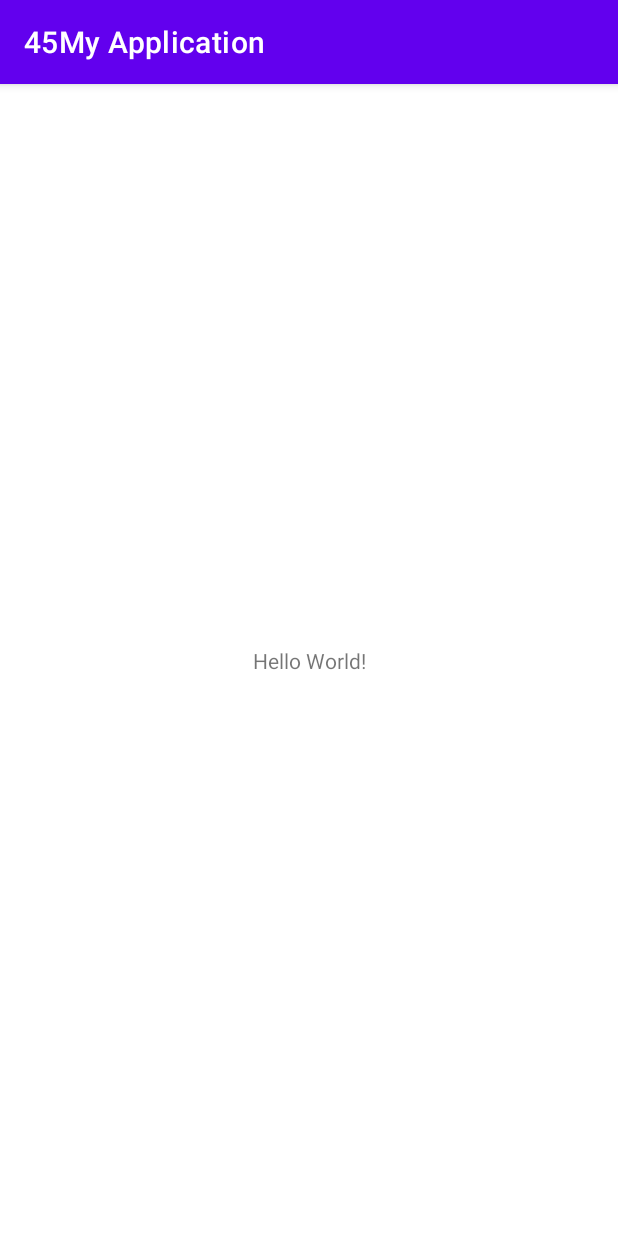
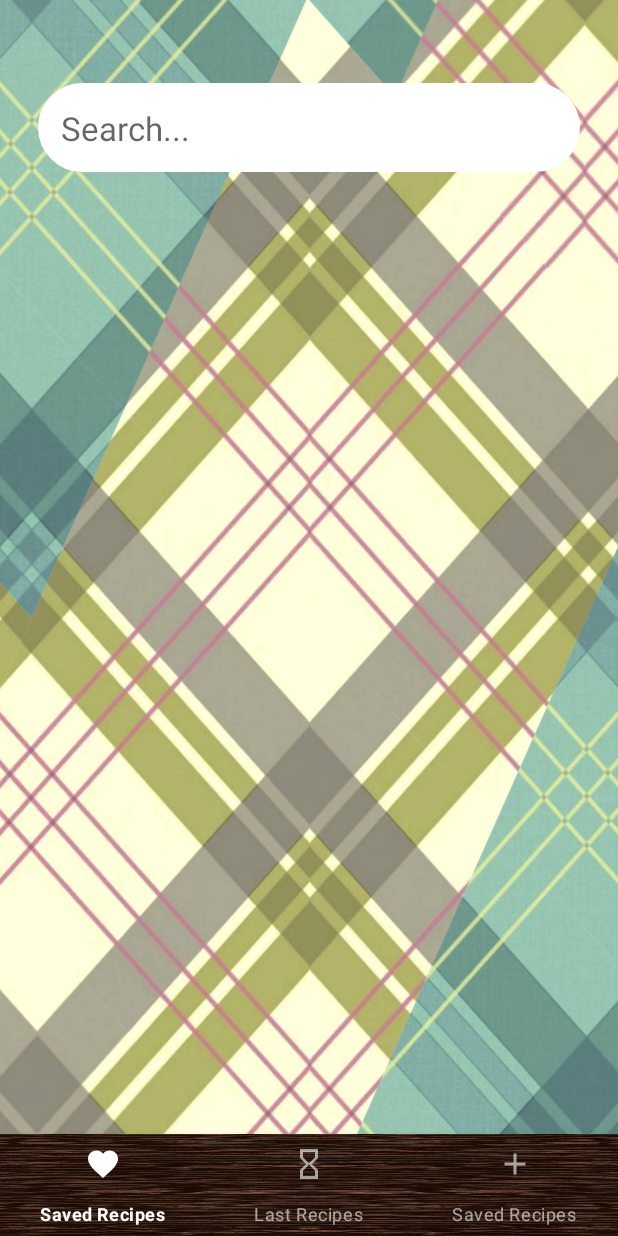
Before and after one commit to VladFediuk2404/45MyApplication, an Android app: the screen it shows after launch (MainActivity), on a phone screen of 412 x 824 dp. Run offline under Robolectric (Android 15) with nearby library versions, the phone set to English and light mode, and no system bars; our stand-ins replace Dagger/Hilt's generated code.

```diff
--- a/app/src/main/AndroidManifest.xml
+++ b/app/src/main/AndroidManifest.xml
@@ -1,6 +1,8 @@
 <?xml version="1.0" encoding="utf-8"?>
 <manifest xmlns:android="http://schemas.android.com/apk/res/android"
     xmlns:tools="http://schemas.android.com/tools">
+
+    <uses-permission android:name="android.permission.INTERNET"/>
 
     <application
         android:name="com.example.a45myapplication.MealApplication"
@@ -12,11 +14,12 @@
         android:label="@string/app_name"
         android:roundIcon="@mipmap/ic_launcher_round"
         android:supportsRtl="true"
-        android:theme="@style/Theme.45MyApplication"
+        android:theme="@style/AppTheme"
         tools:targetApi="31">
         <activity
             android:name="com.example.a45myapplication.presentation.MainActivity"
-            android:exported="true">
+            android:exported="true"
+            >
             <intent-filter>
                 <action android:name="android.intent.action.MAIN" />
 
--- a/app/src/main/java/com/example/a45myapplication/MealApplication.kt
+++ b/app/src/main/java/com/example/a45myapplication/MealApplication.kt
@@ -1,8 +1,13 @@
 package com.example.a45myapplication
 
 import android.app.Application
+import com.example.a45myapplication.databinding.ActivityMainBinding
 import dagger.hilt.android.HiltAndroidApp
 
 @HiltAndroidApp
-class MealApplication : Application() {
+class MealApplication : Application(){
+    override fun onCreate() {
+        super.onCreate()
+
+    }
 }
--- /dev/null
+++ b/app/src/main/java/com/example/a45myapplication/common/Extensions.kt
@@ -0,0 +1,16 @@
+package com.example.a45myapplication.common
+
+import androidx.fragment.app.Fragment
+import androidx.lifecycle.Lifecycle
+import androidx.lifecycle.lifecycleScope
+import androidx.lifecycle.repeatOnLifecycle
+import kotlinx.coroutines.flow.Flow
+import kotlinx.coroutines.launch
+
+fun <T> Fragment.collectLifecycleFlow(flow: Flow<T>, collect: suspend (T) -> Unit) {
+    viewLifecycleOwner.lifecycleScope.launch {
+        repeatOnLifecycle(Lifecycle.State.STARTED) {
+            flow.collect(collect)
+        }
+    }
+}
--- a/app/src/main/java/com/example/a45myapplication/presentation/MainActivity.kt
+++ b/app/src/main/java/com/example/a45myapplication/presentation/MainActivity.kt
@@ -3,7 +3,9 @@ package com.example.a45myapplication.presentation
 import androidx.appcompat.app.AppCompatActivity
 import android.os.Bundle
 import com.example.a45myapplication.databinding.ActivityMainBinding
+import dagger.hilt.android.AndroidEntryPoint
 
+@AndroidEntryPoint
 class MainActivity : AppCompatActivity() {
 
     private var _binding: ActivityMainBinding? = null
--- a/app/src/main/java/com/example/a45myapplication/presentation/coin_list/fragment/MealFragment.kt
+++ b/app/src/main/java/com/example/a45myapplication/presentation/coin_list/fragment/MealFragment.kt
@@ -6,6 +6,8 @@ import android.view.LayoutInflater
 import android.view.View
 import android.view.ViewGroup
 import androidx.fragment.app.viewModels
+import com.example.a45myapplication.common.Resource
+import com.example.a45myapplication.common.collectLifecycleFlow
 import com.example.a45myapplication.databinding.FragmentMealBinding
 import com.example.a45myapplication.presentation.coin_list.MealListViewModel
 import dagger.hilt.android.AndroidEntryPoint
@@ -29,10 +31,24 @@ class MealFragment : Fragment() {
 
     override fun onViewCreated(view: View, savedInstanceState: Bundle?) {
         super.onViewCreated(view, savedInstanceState)
+        observerGetMeals()
 
-        // todo тут код писать
 
     }
+    private fun observerGetMeals(){
+        collectLifecycleFlow(viewModel.getMealsResult) {
+            when(it) {
+                is Resource.Success ->  {
+                }
+
+                is Resource.Error ->  {
+                }
+                is Resource.Loading ->  {
+                }
+            }
+        }
+    }
+
 
     override fun onDestroyView() {
         super.onDestroyView()
--- /dev/null
+++ b/app/src/main/res/drawable/ic_baseline_add_24.xml
@@ -0,0 +1,5 @@
+<vector android:height="24dp" android:tint="#FFE4CD"
+    android:viewportHeight="24" android:viewportWidth="24"
+    android:width="24dp" xmlns:android="http://schemas.android.com/apk/res/android">
+    <path android:fillColor="@android:color/white" android:pathData="M19,13h-6v6h-2v-6H5v-2h6V5h2v6h6v2z"/>
+</vector>
--- /dev/null
+++ b/app/src/main/res/drawable/ic_baseline_favorite_24.xml
@@ -0,0 +1,5 @@
+<vector android:height="24dp" android:tint="#FFE4CD"
+    android:viewportHeight="24" android:viewportWidth="24"
+    android:width="24dp" xmlns:android="http://schemas.android.com/apk/res/android">
+    <path android:fillColor="@android:color/white" android:pathData="M12,21.35l-1.45,-1.32C5.4,15.36 2,12.28 2,8.5 2,5.42 4.42,3 7.5,3c1.74,0 3.41,0.81 4.5,2.09C13.09,3.81 14.76,3 16.5,3 19.58,3 22,5.42 22,8.5c0,3.78 -3.4,6.86 -8.55,11.54L12,21.35z"/>
+</vector>
--- /dev/null
+++ b/app/src/main/res/drawable/ic_baseline_hourglass_empty_24.xml
@@ -0,0 +1,5 @@
+<vector android:height="24dp" android:tint="#FFE4CD"
+    android:viewportHeight="24" android:viewportWidth="24"
+    android:width="24dp" xmlns:android="http://schemas.android.com/apk/res/android">
+    <path android:fillColor="@android:color/white" android:pathData="M6,2v6h0.01L6,8.01 10,12l-4,4 0.01,0.01L6,16.01L6,22h12v-5.99h-0.01L18,16l-4,-4 4,-3.99 -0.01,-0.01L18,8L18,2L6,2zM16,16.5L16,20L8,20v-3.5l4,-4 4,4zM12,11.5l-4,-4L8,4h8v3.5l-4,4z"/>
+</vector>
--- /dev/null
+++ b/app/src/main/res/drawable/rounded_corner.xml
@@ -0,0 +1,16 @@
+<?xml version="1.0" encoding="utf-8"?>
+<shape xmlns:android="http://schemas.android.com/apk/res/android" >
+    <stroke
+        android:width="50dp"
+        android:color="@color/white" />
+
+    <solid android:color="#ffffff" />
+
+    <padding
+        android:left="1dp"
+        android:right="1dp"
+        android:bottom="1dp"
+        android:top="1dp" />
+
+    <corners android:radius="5dp" />
+</shape>
--- a/app/src/main/res/layout/activity_main.xml
+++ b/app/src/main/res/layout/activity_main.xml
@@ -4,15 +4,32 @@
     xmlns:tools="http://schemas.android.com/tools"
     android:layout_width="match_parent"
     android:layout_height="match_parent"
-    tools:context=".MainActivity">
+    tools:context="presentation.MainActivity">
 
-    <TextView
-        android:layout_width="wrap_content"
-        android:layout_height="wrap_content"
-        android:text="Hello World!"
+    <androidx.fragment.app.FragmentContainerView
+        android:id="@+id/nav_host_fragment"
+        android:name="androidx.navigation.fragment.NavHostFragment"
+        android:layout_width="0dp"
+        android:layout_height="0dp"
+        app:defaultNavHost="true"
+        app:layout_constraintBottom_toBottomOf="parent"
+        app:layout_constraintLeft_toLeftOf="parent"
+        app:layout_constraintRight_toRightOf="parent"
+        app:layout_constraintTop_toTopOf="parent"
+        app:navGraph="@navigation/nav_graph"
+        />
+
+    <com.google.android.material.bottomnavigation.BottomNavigationView
+        android:id="@+id/bottomNav"
+        style="@style/Widget.MaterialComponents.BottomNavigationView.PrimarySurface"
+        android:layout_width="match_parent"
+        android:layout_height="68dp"
+        android:layout_gravity="bottom"
+        android:background="@drawable/aboba3"
+        android:scrollIndicators="left"
         app:layout_constraintBottom_toBottomOf="parent"
         app:layout_constraintEnd_toEndOf="parent"
+        app:layout_constraintHorizontal_bias="0.0"
         app:layout_constraintStart_toStartOf="parent"
-        app:layout_constraintTop_toTopOf="parent" />
-
+        app:menu="@menu/bottom_navigation_menu" />
 </androidx.constraintlayout.widget.ConstraintLayout>
--- a/app/src/main/res/layout/fragment_meal.xml
+++ b/app/src/main/res/layout/fragment_meal.xml
@@ -3,12 +3,32 @@
     xmlns:tools="http://schemas.android.com/tools"
     android:layout_width="match_parent"
     android:layout_height="match_parent"
+    android:background="@drawable/voshischaysya"
     tools:context=".presentation.coin_list.fragment.MealFragment">
+    <include
+        android:id="@+id/no_orders_layout"
+        layout="@layout/no_orders_layout"
+    />
 
-    <!-- TODO: Update blank fragment layout -->
-    <TextView
+
+    <EditText
+        android:id="@+id/editTextTextPersonName"
+        android:ems="5"
         android:layout_width="match_parent"
-        android:layout_height="match_parent"
-        android:text="@string/hello_blank_fragment" />
+        android:layout_height="59dp"
+        android:layout_marginLeft="25dp"
+        android:layout_marginTop="55dp"
+        android:layout_marginRight="25dp"
+        android:background="@drawable/rounded_corner"
+        android:scaleType="center"
+        android:paddingLeft="15dp"
+        android:paddingStart="15dp"
+        android:paddingTop="1dp"
+        android:hint="Search..."
+        android:text=""
+        android:textAlignment="textStart"
+        android:textSize="22dp"
+        android:textColor="@color/black"/>
+
 
 </FrameLayout>
--- /dev/null
+++ b/app/src/main/res/layout/no_orders_layout.xml
@@ -0,0 +1,26 @@
+<?xml version="1.0" encoding="utf-8"?>
+<androidx.constraintlayout.widget.ConstraintLayout xmlns:android="http://schemas.android.com/apk/res/android"
+    xmlns:app="http://schemas.android.com/apk/res-auto"
+    xmlns:tools="http://schemas.android.com/tools"
+    android:id="@+id/bottomSheet"
+    android:layout_width="match_parent"
+    android:layout_height="wrap_content"
+    android:layout_gravity="bottom"
+    android:background="#024c87"
+    android:backgroundTint="#7487C7"
+    android:paddingBottom="32dp"
+    app:behavior_hideable="true"
+    app:behavior_peekHeight="16dp"
+    app:layout_behavior="com.google.android.material.bottomsheet.BottomSheetBehavior"
+    app:layout_constraintTop_toBottomOf="@id/bottomSheet">
+
+
+    <TextView
+        android:id="@+id/textView4"
+        android:layout_width="wrap_content"
+        android:layout_height="wrap_content"
+        android:text="TextView"
+        app:layout_constraintBottom_toBottomOf="parent"
+        />
+
+</androidx.constraintlayout.widget.ConstraintLayout>
--- /dev/null
+++ b/app/src/main/res/menu/bottom_navigation_menu.xml
@@ -0,0 +1,15 @@
+<?xml version="1.0" encoding="utf-8"?>
+<menu xmlns:android="http://schemas.android.com/apk/res/android">
+<item
+    android:id="@+id/saved_recipes"
+    android:title="Saved Recipes"
+    android:icon="@drawable/ic_baseline_favorite_24"/>
+    <item
+        android:id="@+id/last_recipes"
+        android:title="Last Recipes"
+        android:icon="@drawable/ic_baseline_hourglass_empty_24"/>
+    <item
+        android:id="@+id/saveind_recipe"
+        android:title="Saved Recipes"
+        android:icon="@drawable/ic_baseline_add_24"/>
+</menu>
--- /dev/null
+++ b/app/src/main/res/navigation/nav_graph.xml
@@ -0,0 +1,13 @@
+<?xml version="1.0" encoding="utf-8"?>
+<navigation xmlns:android="http://schemas.android.com/apk/res/android"
+    xmlns:app="http://schemas.android.com/apk/res-auto"
+    xmlns:tools="http://schemas.android.com/tools"
+    android:id="@+id/nav_graph"
+    app:startDestination="@id/mealFragment">
+
+    <fragment
+        android:id="@+id/mealFragment"
+        android:name="com.example.a45myapplication.presentation.coin_list.fragment.MealFragment"
+        android:label="fragment_meal"
+        tools:layout="@layout/fragment_meal" />
+</navigation>
--- a/app/src/main/res/values-night/themes.xml
+++ b/app/src/main/res/values-night/themes.xml
@@ -1,6 +1,6 @@
 <resources xmlns:tools="http://schemas.android.com/tools">
     <!-- Base application theme. -->
-    <style name="Theme.45MyApplication" parent="Theme.MaterialComponents.DayNight.DarkActionBar">
+    <style name="AppTheme" parent="Theme.MaterialComponents.Light.NoActionBar">
         <!-- Primary brand color. -->
         <item name="colorPrimary">@color/purple_200</item>
         <item name="colorPrimaryVariant">@color/purple_700</item>
--- a/app/src/main/res/values/themes.xml
+++ b/app/src/main/res/values/themes.xml
@@ -1,12 +1,12 @@
 <resources xmlns:tools="http://schemas.android.com/tools">
     <!-- Base application theme. -->
-    <style name="Theme.45MyApplication" parent="Theme.MaterialComponents.DayNight.DarkActionBar">
+    <style name="AppTheme" parent="Theme.MaterialComponents.Light.NoActionBar">
         <!-- Primary brand color. -->
         <item name="colorPrimary">@color/purple_500</item>
-        <item name="colorPrimaryVariant">@color/purple_700</item>
+        <item name="colorPrimaryVariant">#323232</item>
         <item name="colorOnPrimary">@color/white</item>
         <!-- Secondary brand color. -->
-        <item name="colorSecondary">@color/teal_200</item>
+        <item name="colorSecondary">#000000</item>
         <item name="colorSecondaryVariant">@color/teal_700</item>
         <item name="colorOnSecondary">@color/black</item>
         <!-- Status bar color. -->
```
Also changed, not shown: app/src/main/res/drawable-v24/aboba3.jpg (added), app/src/main/res/drawable-v24/voshischaysya.jpg (added).
